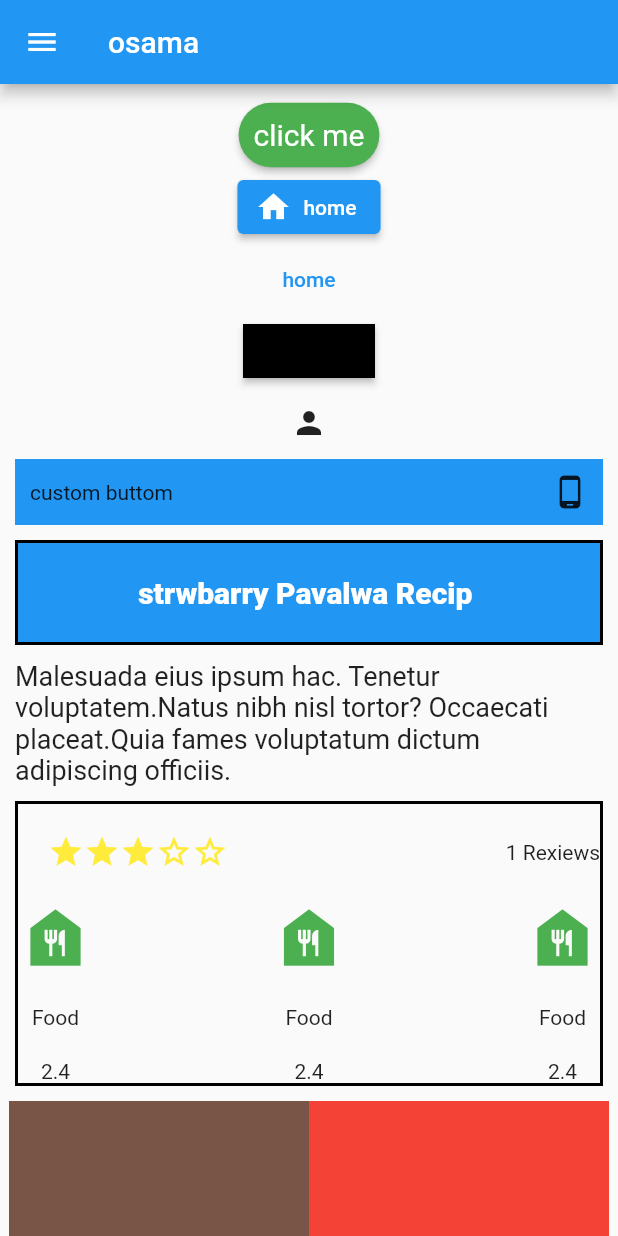
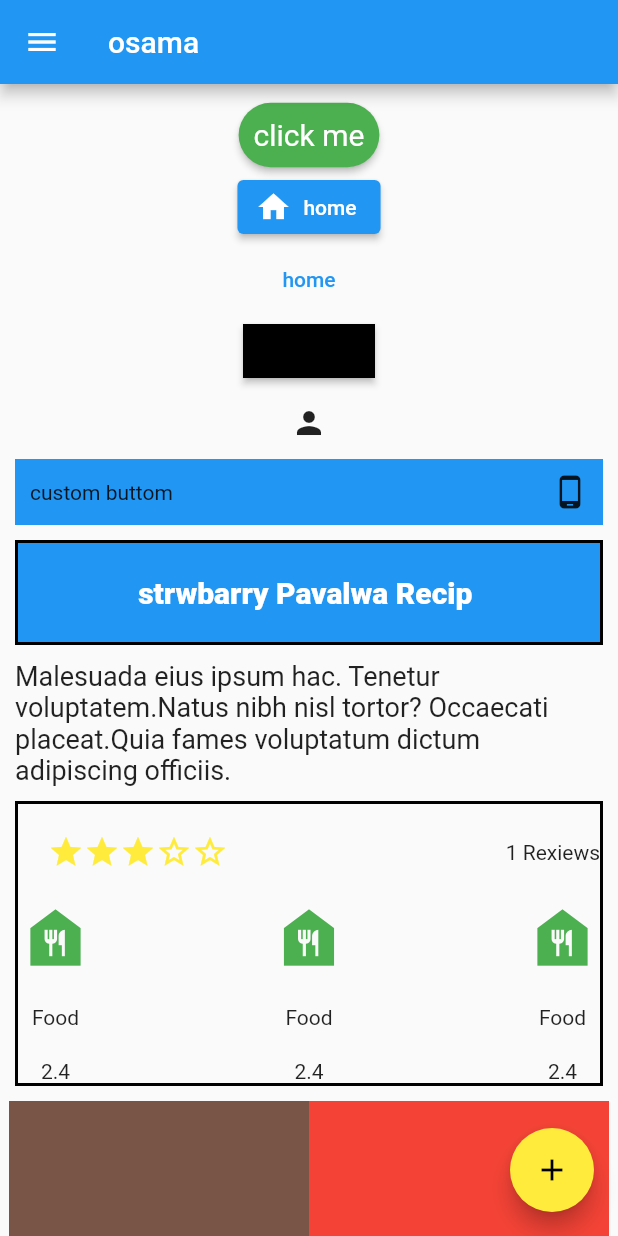
Before and after one commit to OsamaAlmamri/LearnFlutter, a Flutter app: the screen it shows after launch, on a phone screen of 412 x 824 dp. Run offline on Flutter 3.47's test engine with Material 2 defaults, Android fonts, the light colour scheme and no system bars.

Commit message:
floatingActionButton

```diff
--- a/lib/main.dart
+++ b/lib/main.dart
@@ -13,6 +13,11 @@ class MyApp extends StatelessWidget {
         appBar: AppBar(
           title: Text("osama"),
         ),
+        floatingActionButton: FloatingActionButton(onPressed: ()=>{},
+        child: Icon(Icons.add),
+        backgroundColor: Colors.yellow,
+        foregroundColor: Colors.black,
+      ),
         drawer: Drawer(
           child: Container(
             margin: EdgeInsets.only(top: 50, left: 20),
```
